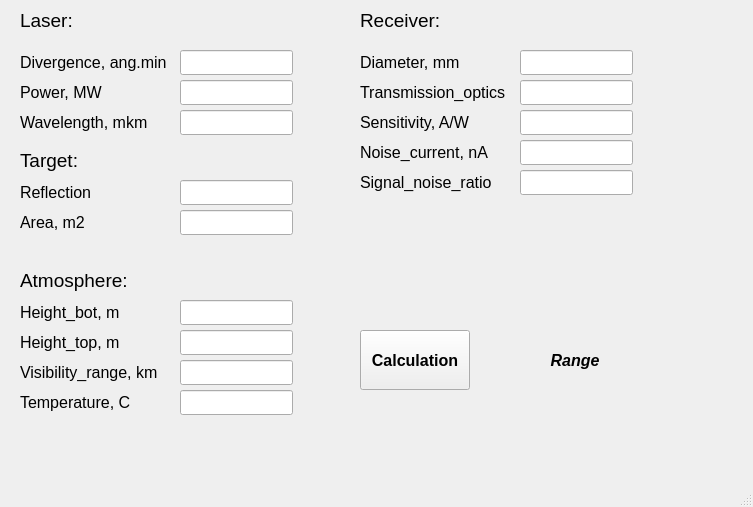
Old version of the form gui_form_project.ui in the repository petros000/Laser_Range_Finder.
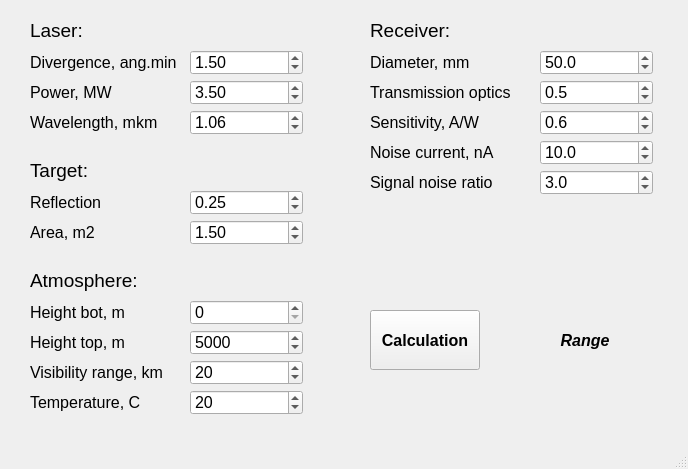
New version of the form.

Commit message: create form project class

Diff of the .ui file:
```diff
--- a/gui_form_project.ui
+++ b/gui_form_project.ui
@@ -6,8 +6,8 @@
    <rect>
     <x>0</x>
     <y>0</y>
-    <width>753</width>
-    <height>507</height>
+    <width>688</width>
+    <height>469</height>
    </rect>
   </property>
   <property name="windowTitle">
@@ -17,8 +17,8 @@
    <widget class="QLabel" name="label">
     <property name="geometry">
      <rect>
-      <x>20</x>
-      <y>10</y>
+      <x>30</x>
+      <y>20</y>
       <width>61</width>
       <height>21</height>
      </rect>
@@ -35,7 +35,7 @@
    <widget class="QLabel" name="label_2">
     <property name="geometry">
      <rect>
-      <x>20</x>
+      <x>30</x>
       <y>50</y>
       <width>150</width>
       <height>25</height>
@@ -53,7 +53,7 @@
    <widget class="QLabel" name="label_3">
     <property name="geometry">
      <rect>
-      <x>20</x>
+      <x>30</x>
       <y>80</y>
       <width>150</width>
       <height>25</height>
@@ -71,7 +71,7 @@
    <widget class="QLabel" name="label_4">
     <property name="geometry">
      <rect>
-      <x>20</x>
+      <x>30</x>
       <y>110</y>
       <width>150</width>
       <height>25</height>
@@ -86,41 +86,11 @@
      <string>Wavelength, mkm</string>
     </property>
    </widget>
-   <widget class="QLineEdit" name="lineEdit">
-    <property name="geometry">
-     <rect>
-      <x>180</x>
-      <y>50</y>
-      <width>113</width>
-      <height>25</height>
-     </rect>
-    </property>
-   </widget>
-   <widget class="QLineEdit" name="lineEdit_2">
-    <property name="geometry">
-     <rect>
-      <x>180</x>
-      <y>80</y>
-      <width>113</width>
-      <height>25</height>
-     </rect>
-    </property>
-   </widget>
-   <widget class="QLineEdit" name="lineEdit_3">
-    <property name="geometry">
-     <rect>
-      <x>180</x>
-      <y>110</y>
-      <width>113</width>
-      <height>25</height>
-     </rect>
-    </property>
-   </widget>
    <widget class="QLabel" name="label_5">
     <property name="geometry">
      <rect>
-      <x>360</x>
-      <y>10</y>
+      <x>370</x>
+      <y>20</y>
       <width>81</width>
       <height>21</height>
      </rect>
@@ -137,7 +107,7 @@
    <widget class="QLabel" name="label_6">
     <property name="geometry">
      <rect>
-      <x>360</x>
+      <x>370</x>
       <y>80</y>
       <width>150</width>
       <height>25</height>
@@ -149,13 +119,13 @@
      </font>
     </property>
     <property name="text">
-     <string>Transmission_optics</string>
+     <string>Transmission optics</string>
     </property>
    </widget>
    <widget class="QLabel" name="label_7">
     <property name="geometry">
      <rect>
-      <x>360</x>
+      <x>370</x>
       <y>110</y>
       <width>150</width>
       <height>25</height>
@@ -170,40 +140,10 @@
      <string>Sensitivity, A/W</string>
     </property>
    </widget>
-   <widget class="QLineEdit" name="lineEdit_4">
-    <property name="geometry">
-     <rect>
-      <x>520</x>
-      <y>110</y>
-      <width>113</width>
-      <height>25</height>
-     </rect>
-    </property>
-   </widget>
-   <widget class="QLineEdit" name="lineEdit_5">
-    <property name="geometry">
-     <rect>
-      <x>520</x>
-      <y>80</y>
-      <width>113</width>
-      <height>25</height>
-     </rect>
-    </property>
-   </widget>
-   <widget class="QLineEdit" name="lineEdit_6">
-    <property name="geometry">
-     <rect>
-      <x>520</x>
-      <y>50</y>
-      <width>113</width>
-      <height>25</height>
-     </rect>
-    </property>
-   </widget>
    <widget class="QLabel" name="label_8">
     <property name="geometry">
      <rect>
-      <x>360</x>
+      <x>370</x>
       <y>50</y>
       <width>150</width>
       <height>25</height>
@@ -221,7 +161,7 @@
    <widget class="QLabel" name="label_9">
     <property name="geometry">
      <rect>
-      <x>360</x>
+      <x>370</x>
       <y>140</y>
       <width>150</width>
       <height>25</height>
@@ -233,33 +173,13 @@
      </font>
     </property>
     <property name="text">
-     <string>Noise_current, nA</string>
-    </property>
-   </widget>
-   <widget class="QLineEdit" name="lineEdit_7">
-    <property name="geometry">
-     <rect>
-      <x>520</x>
-      <y>140</y>
-      <width>113</width>
-      <height>25</height>
-     </rect>
-    </property>
-   </widget>
-   <widget class="QLineEdit" name="lineEdit_8">
-    <property name="geometry">
-     <rect>
-      <x>520</x>
-      <y>170</y>
-      <width>113</width>
-      <height>25</height>
-     </rect>
+     <string>Noise current, nA</string>
     </property>
    </widget>
    <widget class="QLabel" name="label_10">
     <property name="geometry">
      <rect>
-      <x>360</x>
+      <x>370</x>
       <y>170</y>
       <width>150</width>
       <height>25</height>
@@ -271,14 +191,14 @@
      </font>
     </property>
     <property name="text">
-     <string>Signal_noise_ratio</string>
+     <string>Signal noise ratio</string>
     </property>
    </widget>
    <widget class="QLabel" name="label_11">
     <property name="geometry">
      <rect>
-      <x>20</x>
-      <y>150</y>
+      <x>30</x>
+      <y>160</y>
       <width>61</width>
       <height>21</height>
      </rect>
@@ -295,8 +215,8 @@
    <widget class="QLabel" name="label_12">
     <property name="geometry">
      <rect>
-      <x>20</x>
-      <y>210</y>
+      <x>30</x>
+      <y>220</y>
       <width>150</width>
       <height>25</height>
      </rect>
@@ -310,31 +230,11 @@
      <string>Area, m2</string>
     </property>
    </widget>
-   <widget class="QLineEdit" name="lineEdit_9">
-    <property name="geometry">
-     <rect>
-      <x>180</x>
-      <y>210</y>
-      <width>113</width>
-      <height>25</height>
-     </rect>
-    </property>
-   </widget>
-   <widget class="QLineEdit" name="lineEdit_10">
-    <property name="geometry">
-     <rect>
-      <x>180</x>
-      <y>180</y>
-      <width>113</width>
-      <height>25</height>
-     </rect>
-    </property>
-   </widget>
    <widget class="QLabel" name="label_13">
     <property name="geometry">
      <rect>
-      <x>20</x>
-      <y>180</y>
+      <x>30</x>
+      <y>190</y>
       <width>150</width>
       <height>25</height>
      </rect>
@@ -351,7 +251,7 @@
    <widget class="QLabel" name="label_14">
     <property name="geometry">
      <rect>
-      <x>20</x>
+      <x>30</x>
       <y>300</y>
       <width>150</width>
       <height>25</height>
@@ -363,13 +263,13 @@
      </font>
     </property>
     <property name="text">
-     <string>Height_bot, m</string>
+     <string>Height bot, m</string>
     </property>
    </widget>
    <widget class="QLabel" name="label_15">
     <property name="geometry">
      <rect>
-      <x>20</x>
+      <x>30</x>
       <y>270</y>
       <width>121</width>
       <height>21</height>
@@ -384,30 +284,10 @@
      <string>Atmosphere:</string>
     </property>
    </widget>
-   <widget class="QLineEdit" name="lineEdit_11">
-    <property name="geometry">
-     <rect>
-      <x>180</x>
-      <y>330</y>
-      <width>113</width>
-      <height>25</height>
-     </rect>
-    </property>
-   </widget>
-   <widget class="QLineEdit" name="lineEdit_12">
-    <property name="geometry">
-     <rect>
-      <x>180</x>
-      <y>300</y>
-      <width>113</width>
-      <height>25</height>
-     </rect>
-    </property>
-   </widget>
    <widget class="QLabel" name="label_16">
     <property name="geometry">
      <rect>
-      <x>20</x>
+      <x>30</x>
       <y>330</y>
       <width>150</width>
       <height>25</height>
@@ -419,13 +299,13 @@
      </font>
     </property>
     <property name="text">
-     <string>Height_top, m</string>
+     <string>Height top, m</string>
     </property>
    </widget>
    <widget class="QLabel" name="label_17">
     <property name="geometry">
      <rect>
-      <x>20</x>
+      <x>30</x>
       <y>390</y>
       <width>150</width>
       <height>25</height>
@@ -443,7 +323,7 @@
    <widget class="QLabel" name="label_18">
     <property name="geometry">
      <rect>
-      <x>20</x>
+      <x>30</x>
       <y>360</y>
       <width>150</width>
       <height>25</height>
@@ -455,34 +335,14 @@
      </font>
     </property>
     <property name="text">
-     <string>Visibility_range, km</string>
+     <string>Visibility range, km</string>
     </property>
    </widget>
-   <widget class="QLineEdit" name="lineEdit_13">
+   <widget class="QPushButton" name="pushButton_Calculation">
     <property name="geometry">
      <rect>
-      <x>180</x>
-      <y>390</y>
-      <width>113</width>
-      <height>25</height>
-     </rect>
-    </property>
-   </widget>
-   <widget class="QLineEdit" name="lineEdit_14">
-    <property name="geometry">
-     <rect>
-      <x>180</x>
-      <y>360</y>
-      <width>113</width>
-      <height>25</height>
-     </rect>
-    </property>
-   </widget>
-   <widget class="QPushButton" name="pushButton">
-    <property name="geometry">
-     <rect>
-      <x>360</x>
-      <y>330</y>
+      <x>370</x>
+      <y>310</y>
       <width>110</width>
       <height>60</height>
      </rect>
@@ -501,8 +361,8 @@
    <widget class="QLabel" name="label_19">
     <property name="geometry">
      <rect>
-      <x>520</x>
-      <y>330</y>
+      <x>530</x>
+      <y>310</y>
       <width>110</width>
       <height>60</height>
      </rect>
@@ -522,6 +382,378 @@
      <set>Qt::AlignCenter</set>
     </property>
    </widget>
+   <widget class="QDoubleSpinBox" name="doubleSpinBox_Divergence">
+    <property name="geometry">
+     <rect>
+      <x>190</x>
+      <y>50</y>
+      <width>113</width>
+      <height>25</height>
+     </rect>
+    </property>
+    <property name="font">
+     <font>
+      <pointsize>12</pointsize>
+     </font>
+    </property>
+    <property name="decimals">
+     <number>2</number>
+    </property>
+    <property name="minimum">
+     <double>0.010000000000000</double>
+    </property>
+    <property name="maximum">
+     <double>1000.000000000000000</double>
+    </property>
+    <property name="singleStep">
+     <double>1.000000000000000</double>
+    </property>
+    <property name="value">
+     <double>1.500000000000000</double>
+    </property>
+   </widget>
+   <widget class="QDoubleSpinBox" name="doubleSpinBox_Power">
+    <property name="geometry">
+     <rect>
+      <x>190</x>
+      <y>80</y>
+      <width>113</width>
+      <height>25</height>
+     </rect>
+    </property>
+    <property name="font">
+     <font>
+      <pointsize>12</pointsize>
+     </font>
+    </property>
+    <property name="minimum">
+     <double>0.100000000000000</double>
+    </property>
+    <property name="maximum">
+     <double>10000.000000000000000</double>
+    </property>
+    <property name="value">
+     <double>3.500000000000000</double>
+    </property>
+   </widget>
+   <widget class="QDoubleSpinBox" name="doubleSpinBox_Wavelength">
+    <property name="geometry">
+     <rect>
+      <x>190</x>
+      <y>110</y>
+      <width>113</width>
+      <height>25</height>
+     </rect>
+    </property>
+    <property name="font">
+     <font>
+      <pointsize>12</pointsize>
+     </font>
+    </property>
+    <property name="minimum">
+     <double>0.100000000000000</double>
+    </property>
+    <property name="maximum">
+     <double>10.000000000000000</double>
+    </property>
+    <property name="singleStep">
+     <double>0.100000000000000</double>
+    </property>
+    <property name="value">
+     <double>1.060000000000000</double>
+    </property>
+   </widget>
+   <widget class="QDoubleSpinBox" name="doubleSpinBox_Reflection">
+    <property name="geometry">
+     <rect>
+      <x>190</x>
+      <y>190</y>
+      <width>113</width>
+      <height>25</height>
+     </rect>
+    </property>
+    <property name="font">
+     <font>
+      <pointsize>12</pointsize>
+     </font>
+    </property>
+    <property name="minimum">
+     <double>0.010000000000000</double>
+    </property>
+    <property name="maximum">
+     <double>1.000000000000000</double>
+    </property>
+    <property name="singleStep">
+     <double>0.100000000000000</double>
+    </property>
+    <property name="value">
+     <double>0.250000000000000</double>
+    </property>
+   </widget>
+   <widget class="QDoubleSpinBox" name="doubleSpinBox_Area">
+    <property name="geometry">
+     <rect>
+      <x>190</x>
+      <y>220</y>
+      <width>113</width>
+      <height>25</height>
+     </rect>
+    </property>
+    <property name="font">
+     <font>
+      <pointsize>12</pointsize>
+     </font>
+    </property>
+    <property name="minimum">
+     <double>0.010000000000000</double>
+    </property>
+    <property name="maximum">
+     <double>1000.000000000000000</double>
+    </property>
+    <property name="singleStep">
+     <double>0.100000000000000</double>
+    </property>
+    <property name="value">
+     <double>1.500000000000000</double>
+    </property>
+   </widget>
+   <widget class="QSpinBox" name="spinBox_Height_bot">
+    <property name="geometry">
+     <rect>
+      <x>190</x>
+      <y>300</y>
+      <width>113</width>
+      <height>25</height>
+     </rect>
+    </property>
+    <property name="font">
+     <font>
+      <pointsize>12</pointsize>
+     </font>
+    </property>
+    <property name="maximum">
+     <number>100000</number>
+    </property>
+    <property name="singleStep">
+     <number>500</number>
+    </property>
+   </widget>
+   <widget class="QSpinBox" name="spinBox_Height_top">
+    <property name="geometry">
+     <rect>
+      <x>190</x>
+      <y>330</y>
+      <width>113</width>
+      <height>25</height>
+     </rect>
+    </property>
+    <property name="font">
+     <font>
+      <pointsize>12</pointsize>
+     </font>
+    </property>
+    <property name="maximum">
+     <number>100000</number>
+    </property>
+    <property name="singleStep">
+     <number>500</number>
+    </property>
+    <property name="value">
+     <number>5000</number>
+    </property>
+   </widget>
+   <widget class="QSpinBox" name="spinBox_Visibilit_range">
+    <property name="geometry">
+     <rect>
+      <x>190</x>
+      <y>360</y>
+      <width>113</width>
+      <height>25</height>
+     </rect>
+    </property>
+    <property name="font">
+     <font>
+      <pointsize>12</pointsize>
+     </font>
+    </property>
+    <property name="minimum">
+     <number>1</number>
+    </property>
+    <property name="value">
+     <number>20</number>
+    </property>
+   </widget>
+   <widget class="QSpinBox" name="spinBox_Temperature">
+    <property name="geometry">
+     <rect>
+      <x>190</x>
+      <y>390</y>
+      <width>113</width>
+      <height>25</height>
+     </rect>
+    </property>
+    <property name="font">
+     <font>
+      <pointsize>12</pointsize>
+     </font>
+    </property>
+    <property name="minimum">
+     <number>-100</number>
+    </property>
+    <property name="maximum">
+     <number>100</number>
+    </property>
+    <property name="value">
+     <number>20</number>
+    </property>
+   </widget>
+   <widget class="QDoubleSpinBox" name="doubleSpinBox_Noise_current">
+    <property name="geometry">
+     <rect>
+      <x>540</x>
+      <y>140</y>
+      <width>113</width>
+      <height>25</height>
+     </rect>
+    </property>
+    <property name="font">
+     <font>
+      <pointsize>12</pointsize>
+     </font>
+    </property>
+    <property name="decimals">
+     <number>1</number>
+    </property>
+    <property name="minimum">
+     <double>0.100000000000000</double>
+    </property>
+    <property name="maximum">
+     <double>100000.000000000000000</double>
+    </property>
+    <property name="singleStep">
+     <double>5.000000000000000</double>
+    </property>
+    <property name="value">
+     <double>10.000000000000000</double>
+    </property>
+   </widget>
+   <widget class="QDoubleSpinBox" name="doubleSpinBox_Transmission_optics">
+    <property name="geometry">
+     <rect>
+      <x>540</x>
+      <y>80</y>
+      <width>113</width>
+      <height>25</height>
+     </rect>
+    </property>
+    <property name="font">
+     <font>
+      <pointsize>12</pointsize>
+     </font>
+    </property>
+    <property name="decimals">
+     <number>1</number>
+    </property>
+    <property name="minimum">
+     <double>0.000000000000000</double>
+    </property>
+    <property name="maximum">
+     <double>1.000000000000000</double>
+    </property>
+    <property name="singleStep">
+     <double>0.100000000000000</double>
+    </property>
+    <property name="value">
+     <double>0.500000000000000</double>
+    </property>
+   </widget>
+   <widget class="QDoubleSpinBox" name="doubleSpinBox_Signal_noise">
+    <property name="geometry">
+     <rect>
+      <x>540</x>
+      <y>170</y>
+      <width>113</width>
+      <height>25</height>
+     </rect>
+    </property>
+    <property name="font">
+     <font>
+      <pointsize>12</pointsize>
+     </font>
+    </property>
+    <property name="decimals">
+     <number>1</number>
+    </property>
+    <property name="minimum">
+     <double>0.100000000000000</double>
+    </property>
+    <property name="maximum">
+     <double>100.000000000000000</double>
+    </property>
+    <property name="value">
+     <double>3.000000000000000</double>
+    </property>
+   </widget>
+   <widget class="QDoubleSpinBox" name="doubleSpinBox_Sensitivity">
+    <property name="geometry">
+     <rect>
+      <x>540</x>
+      <y>110</y>
+      <width>113</width>
+      <height>25</height>
+     </rect>
+    </property>
+    <property name="font">
+     <font>
+      <pointsize>12</pointsize>
+     </font>
+    </property>
+    <property name="decimals">
+     <number>1</number>
+    </property>
+    <property name="minimum">
+     <double>0.000000000000000</double>
+    </property>
+    <property name="maximum">
+     <double>1.000000000000000</double>
+    </property>
+    <property name="singleStep">
+     <double>0.100000000000000</double>
+    </property>
+    <property name="value">
+     <double>0.600000000000000</double>
+    </property>
+   </widget>
+   <widget class="QDoubleSpinBox" name="doubleSpinBox_Diameter">
+    <property name="geometry">
+     <rect>
+      <x>540</x>
+      <y>50</y>
+      <width>113</width>
+      <height>25</height>
+     </rect>
+    </property>
+    <property name="font">
+     <font>
+      <pointsize>12</pointsize>
+     </font>
+    </property>
+    <property name="decimals">
+     <number>1</number>
+    </property>
+    <property name="minimum">
+     <double>0.000000000000000</double>
+    </property>
+    <property name="maximum">
+     <double>1000.000000000000000</double>
+    </property>
+    <property name="singleStep">
+     <double>10.000000000000000</double>
+    </property>
+    <property name="value">
+     <double>50.000000000000000</double>
+    </property>
+   </widget>
   </widget>
   <widget class="QMenuBar" name="menubar">
    <property name="geometry">
```
Left out of the diff: 9 changed lines with no effect on the pictures. The commit also changes 1 other file.
